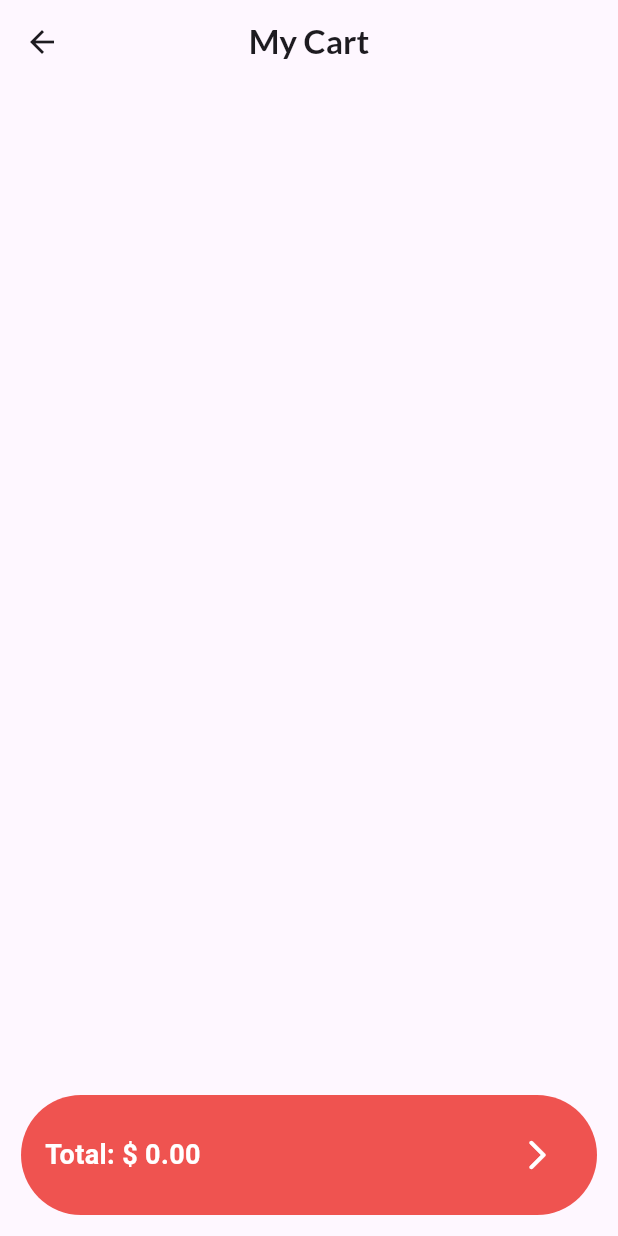
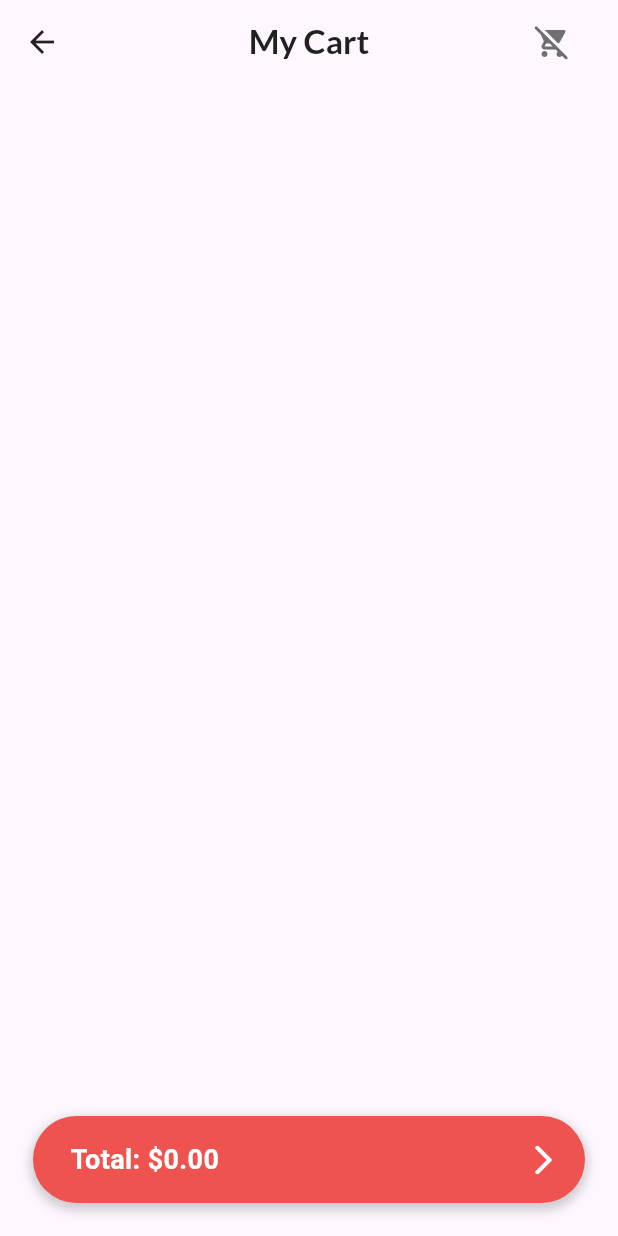
Before and after one commit to ArdineJ/Tei-Sushi, a Flutter app: the CartPage screen opened by its route, on a phone screen of 412 x 824 dp. Run offline on Flutter 3.47's test engine with Material 3 defaults, Android fonts, the phone set to English and light mode, and no system bars; our stand-ins replace anim_search_bar, carousel_slider, flutter_staggered_animations, google_fonts, share_plus, smooth_page_indicator.

```diff
--- a/lib/components/sushi_tile.dart
+++ b/lib/components/sushi_tile.dart
@@ -40,7 +40,7 @@ class SushiTile extends StatelessWidget {
                   mainAxisAlignment: MainAxisAlignment.spaceBetween,
                   children: [
                     Text(
-                      '\$ ${sushi.price.toString()}',
+                      '\$${sushi.price.toString()}',
                       style: GoogleFonts.lato(
                           fontSize: 14, fontWeight: FontWeight.bold),
                     ),
--- a/lib/models/sushi.dart
+++ b/lib/models/sushi.dart
@@ -1,4 +1,5 @@
 class Sushi {
+  final int id;
   final String name;
   final double price;
   final double rating;
@@ -6,6 +7,7 @@ class Sushi {
   final String image;
 
   Sushi({
+    required this.id,
     required this.name,
     required this.price,
     required this.rating,
--- a/lib/pages/cart_page.dart
+++ b/lib/pages/cart_page.dart
@@ -2,7 +2,6 @@ import 'package:flutter/material.dart';
 import 'package:google_fonts/google_fonts.dart';
 import 'package:share_plus/share_plus.dart';
 import 'package:provider/provider.dart';
-import 'package:sushi/components/my_button.dart';
 import 'package:sushi/models/cart.dart';
 
 import '../components/my_cart_items.dart';
@@ -21,11 +20,17 @@ class _CartPageState extends State<CartPage> {
     return totalPrice;
   }
 
+  void removeAllItems() {
+    final cart = context.read<Cart>();
+    cart.removeAllItems();
+  }
+
   @override
   Widget build(BuildContext context) {
     return Consumer<Cart>(
       builder: (context, value, child) => Scaffold(
         appBar: AppBar(
+          foregroundColor: Colors.grey[900],
           backgroundColor: Colors.transparent,
           title: Text(
             'My Cart',
@@ -41,6 +46,18 @@ class _CartPageState extends State<CartPage> {
               );
             },
           ),
+          actions: [
+            Padding(
+              padding: const EdgeInsets.only(right: 20.0),
+              child: IconButton(
+                onPressed: removeAllItems,
+                icon: const Icon(
+                  Icons.remove_shopping_cart_rounded,
+                  color: Color.fromARGB(255, 111, 111, 111),
+                ),
+              ),
+            ),
+          ],
         ),
         body: Padding(
           padding: const EdgeInsets.all(14.0),
@@ -60,35 +77,46 @@ class _CartPageState extends State<CartPage> {
                   },
                 ),
               ),
-              Container(
-                // color: Colors.transparent,
+              GestureDetector(
+                onTap: () {
+                  Share.share(
+                      'Bayarin dong, cuman segini kok \$${value.getTotalPrice().toStringAsFixed(2)}');
+                },
+                child: Padding(
+                  padding: const EdgeInsets.all(8.0),
+                  child: Container(
                     decoration: BoxDecoration(
                       borderRadius: BorderRadius.circular(50),
+                      boxShadow: [
+                        BoxShadow(
+                          color: Colors.grey.withOpacity(0.5),
+                          spreadRadius: 2,
+                          blurRadius: 5,
+                          offset: Offset(0, 3),
+                        ),
+                      ],
                       color: Colors.red[400],
                     ),
-                padding: const EdgeInsets.all(16.0),
+                    padding: const EdgeInsets.only(
+                        top: 16.0, bottom: 16, left: 25, right: 16),
                     child: Row(
                       mainAxisAlignment: MainAxisAlignment.spaceBetween,
                       children: [
                         Text(
-                      'Total: \$ ${value.getTotalPrice().toStringAsFixed(2)}',
+                          'Total: \$${value.getTotalPrice().toStringAsFixed(2)}',
                           style: const TextStyle(
                             color: Colors.white,
                             fontSize: 18.0,
                             fontWeight: FontWeight.bold,
                           ),
                         ),
-                    IconButton(
-                      onPressed: () {
-                        Share.share(
-                            "${value.getTotalPrice().toStringAsFixed(2)}");
-                      },
-                      icon: const Icon(
+                        const Icon(
                           Icons.arrow_forward_ios_rounded,
                           color: Colors.white,
                         ),
-                    )
                       ],
+                    ),
+                  ),
                 ),
               ),
             ],
```
Also changed, not shown: lib/components/promo_box.dart (+5 -2 lines), lib/data/dummy_data.dart (+20 -0 lines), lib/models/cart.dart (+7 -2 lines), lib/pages/detail_page.dart (+10 -3 lines), lib/pages/menu_page.dart (+65 -3 lines), pubspec.yaml (+9 -3 lines), assets/icon/sushi.png (added), pubspec.lock, 2 other files. Lines whose indentation alone changed are shown as unchanged.
